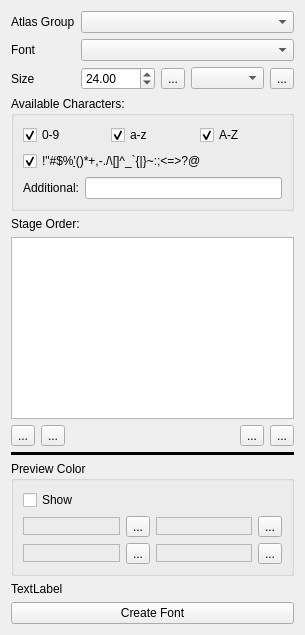
Old version of the form DesignerTool/src/WidgetFont.ui in the repository GameOverture/HarmonyEngine.
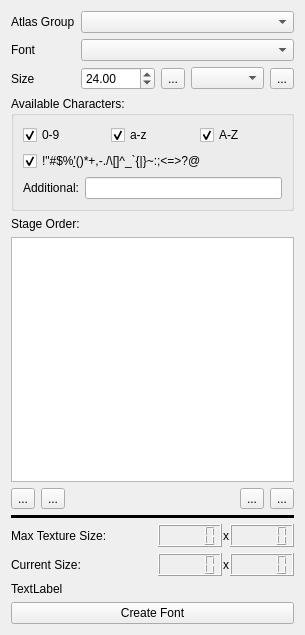
New version of the form. Icons and pictures are not drawn.

Commit message: Created all the undo commands for fonts. Still needs to handle temp font files and storing them in meta directories

Diff of the .ui file:
```diff
--- a/DesignerTool/src/WidgetFont.ui
+++ b/DesignerTool/src/WidgetFont.ui
@@ -13,7 +13,7 @@
   <property name="windowTitle">
    <string>Form</string>
   </property>
-  <layout class="QVBoxLayout" name="verticalLayout_4">
+  <layout class="QVBoxLayout" name="verticalLayout_2">
    <item>
     <layout class="QFormLayout" name="formLayout">
      <item row="0" column="0">
@@ -258,132 +258,112 @@
     </widget>
    </item>
    <item>
-    <widget class="QGroupBox" name="grpFill">
-     <property name="title">
-      <string>Preview Color</string>
-     </property>
      <layout class="QHBoxLayout" name="horizontalLayout">
+     <property name="spacing">
+      <number>1</number>
+     </property>
+     <property name="leftMargin">
+      <number>0</number>
+     </property>
+     <property name="rightMargin">
+      <number>0</number>
+     </property>
       <item>
-       <layout class="QVBoxLayout" name="verticalLayout_2">
-        <item>
-         <widget class="QCheckBox" name="checkBox_2">
+      <widget class="QLabel" name="label_3">
           <property name="text">
-           <string>Show</string>
+        <string>Max Texture Size:</string>
           </property>
          </widget>
         </item>
         <item>
-         <layout class="QGridLayout" name="gridLayout_2">
-          <item row="1" column="0">
-           <widget class="QFrame" name="frame_4">
-            <property name="maximumSize">
+      <spacer name="horizontalSpacer_2">
+       <property name="orientation">
+        <enum>Qt::Horizontal</enum>
+       </property>
+       <property name="sizeHint" stdset="0">
              <size>
-              <width>16777215</width>
-              <height>18</height>
-             </size>
-            </property>
-            <property name="autoFillBackground">
-             <bool>false</bool>
-            </property>
-            <property name="frameShape">
-             <enum>QFrame::StyledPanel</enum>
-            </property>
-            <property name="frameShadow">
-             <enum>QFrame::Raised</enum>
-            </property>
-           </widget>
-          </item>
-          <item row="0" column="0">
-           <widget class="QFrame" name="frame_3">
-            <property name="maximumSize">
-             <size>
-              <width>16777215</width>
-              <height>18</height>
-             </size>
-            </property>
-            <property name="autoFillBackground">
-             <bool>false</bool>
-            </property>
-            <property name="frameShape">
-             <enum>QFrame::StyledPanel</enum>
-            </property>
-            <property name="frameShadow">
-             <enum>QFrame::Raised</enum>
-            </property>
-           </widget>
-          </item>
-          <item row="1" column="3">
-           <widget class="QToolButton" name="toolButton_7">
-            <property name="text">
-             <string>...</string>
+         <width>40</width>
+         <height>20</height>
+        </size>
+       </property>
+      </spacer>
+     </item>
+     <item>
+      <widget class="QLCDNumber" name="lcdMaxTexWidth">
+       <property name="digitCount">
+        <number>5</number>
+       </property>
+      </widget>
+     </item>
+     <item>
+      <widget class="QLabel" name="label_5">
+       <property name="text">
+        <string>x</string>
+       </property>
+      </widget>
+     </item>
+     <item>
+      <widget class="QLCDNumber" name="lcdMaxTexHeight">
+       <property name="digitCount">
+        <number>5</number>
             </property>
            </widget>
           </item>
-          <item row="1" column="2">
-           <widget class="QFrame" name="frame">
-            <property name="maximumSize">
-             <size>
-              <width>16777215</width>
-              <height>18</height>
-             </size>
-            </property>
-            <property name="autoFillBackground">
-             <bool>false</bool>
-            </property>
-            <property name="frameShape">
-             <enum>QFrame::StyledPanel</enum>
-            </property>
-            <property name="frameShadow">
-             <enum>QFrame::Raised</enum>
+    </layout>
+   </item>
+   <item>
+    <layout class="QHBoxLayout" name="horizontalLayout_2">
+     <property name="spacing">
+      <number>1</number>
+     </property>
+     <property name="leftMargin">
+      <number>0</number>
+     </property>
+     <property name="rightMargin">
+      <number>0</number>
+     </property>
+     <item>
+      <widget class="QLabel" name="label_7">
+       <property name="text">
+        <string>Current Size:</string>
             </property>
            </widget>
           </item>
-          <item row="0" column="2">
-           <widget class="QFrame" name="frame_2">
-            <property name="maximumSize">
+     <item>
+      <spacer name="horizontalSpacer_3">
+       <property name="orientation">
+        <enum>Qt::Horizontal</enum>
+       </property>
+       <property name="sizeHint" stdset="0">
              <size>
-              <width>16777215</width>
-              <height>18</height>
-             </size>
-            </property>
-            <property name="autoFillBackground">
-             <bool>false</bool>
-            </property>
-            <property name="frameShape">
-             <enum>QFrame::StyledPanel</enum>
-            </property>
-            <property name="frameShadow">
-             <enum>QFrame::Raised</enum>
-            </property>
-           </widget>
-          </item>
-          <item row="0" column="3">
-           <widget class="QToolButton" name="toolButton_6">
-            <property name="text">
-             <string>...</string>
+         <width>40</width>
+         <height>20</height>
+        </size>
+       </property>
+      </spacer>
+     </item>
+     <item>
+      <widget class="QLCDNumber" name="lcdCurTexWidth">
+       <property name="digitCount">
+        <number>5</number>
             </property>
            </widget>
           </item>
-          <item row="0" column="1">
-           <widget class="QToolButton" name="toolButton_4">
+     <item>
+      <widget class="QLabel" name="label_8">
             <property name="text">
-             <string>...</string>
+        <string>x</string>
             </property>
            </widget>
           </item>
-          <item row="1" column="1">
-           <widget class="QToolButton" name="toolButton_5">
-            <property name="text">
-             <string>...</string>
+     <item>
+      <widget class="QLCDNumber" name="lcdCurTexHeight">
+       <property name="digitCount">
+        <number>5</number>
             </property>
            </widget>
           </item>
          </layout>
-        </item>
-       </layout>
-      </item>
-     </layout>
-    </widget>
    </item>
    <item>
     <widget class="QLabel" name="label_6">
```
Lines whose indentation alone changed are shown as unchanged. The commit also changes 5 other files.
